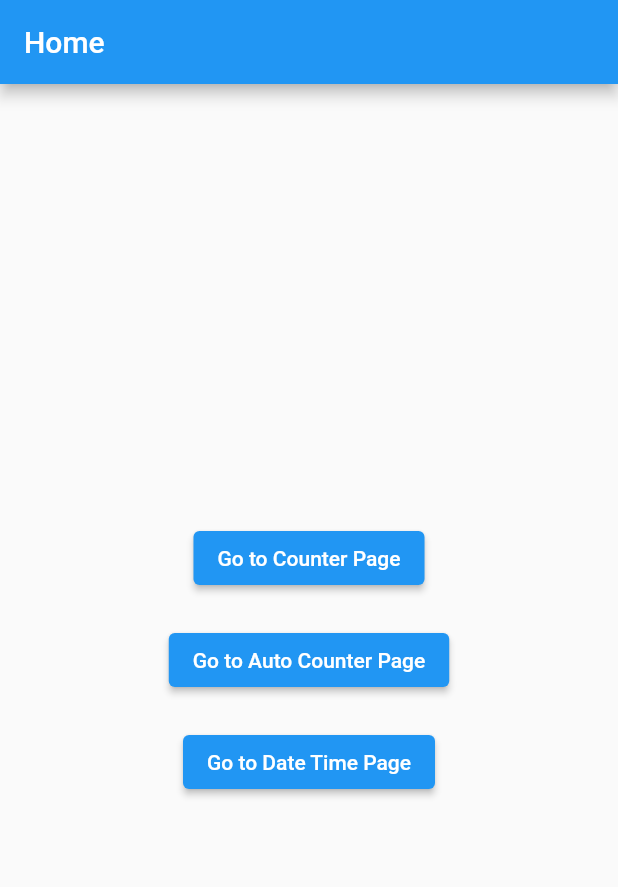
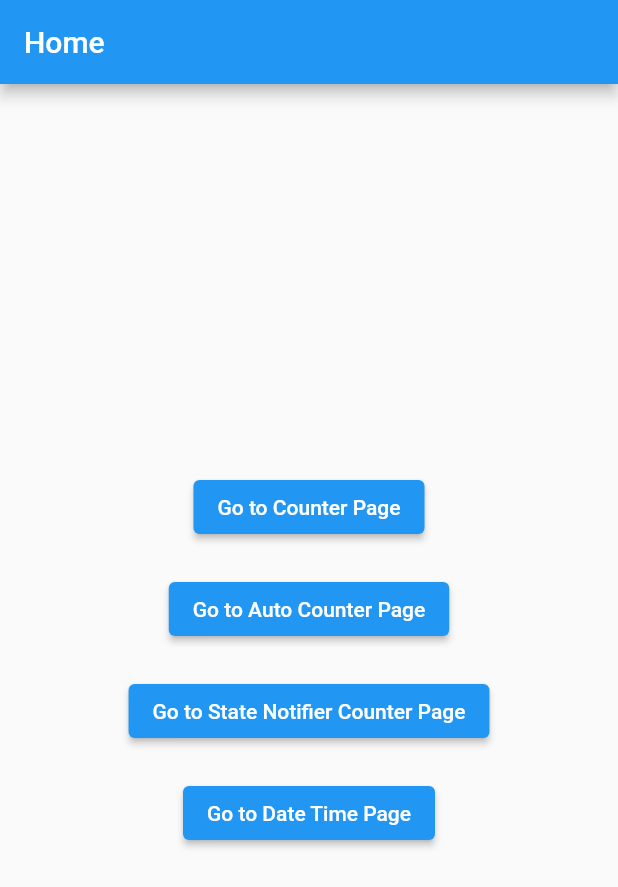
Before and after one commit to deniell/riverpod_counter_app, a Flutter app: the screen it shows after launch, on a phone screen of 412 x 824 dp. Shown: the top 887 px of the screen. Run offline on Flutter 3.47's test engine with Material 2 defaults, Android fonts, the light colour scheme and no system bars; our stand-ins replace flutter_riverpod, hooks_riverpod.

Commit message:
- StateNotifierCounterPage is done; - added refresh button on StateNotifierCounterPage.

```diff
--- a/lib/pages/home_page.dart
+++ b/lib/pages/home_page.dart
@@ -2,6 +2,7 @@ import 'package:flutter/material.dart';
 import 'package:riverpod_counter_app/pages/auto_counter_page.dart';
 import 'package:riverpod_counter_app/pages/counter_page.dart';
 import 'package:riverpod_counter_app/pages/date_time_page.dart';
+import 'package:riverpod_counter_app/pages/state_notifier_counter_page.dart';
 
 class HomePage extends StatelessWidget {
   const HomePage({Key? key}) : super(key: key);
@@ -39,6 +40,17 @@ class HomePage extends StatelessWidget {
             ),
             const SizedBox(height: 20),
             ElevatedButton(
+              child: const Text('Go to State Notifier Counter Page'),
+              onPressed: () {
+                Navigator.of(context).push(
+                  MaterialPageRoute(
+                    builder: ((context) => const StateNotifierCounterPage()),
+                  ),
+                );
+              },
+            ),
+            const SizedBox(height: 20),
+            ElevatedButton(
               child: const Text('Go to Date Time Page'),
               onPressed: () {
                 Navigator.of(context).push(
--- a/lib/providers/state_notifier_counter_provider.dart
+++ b/lib/providers/state_notifier_counter_provider.dart
@@ -14,7 +14,7 @@ extension OptionalInfixAdition<T extends num> on T? {
 class Counter extends StateNotifier<int?> {
   Counter() : super(null);
   void increment() => state = state == null ? 1 : state + 1;
-  int? get value => state;
+  void refresh() => state = null;
 }
 
 final stateNotifierCounterProvider = StateNotifierProvider<Counter, int?>(
```
Also changed, not shown: lib/pages/state_notifier_counter_page.dart (+9 -8 lines).
